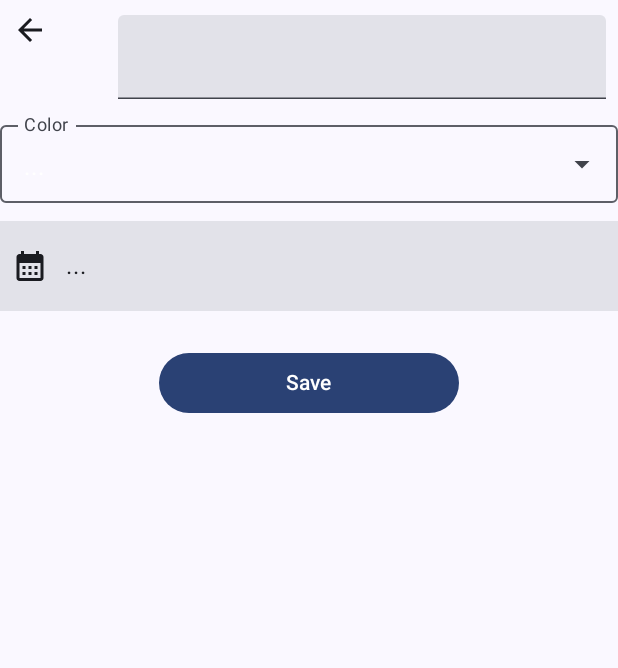
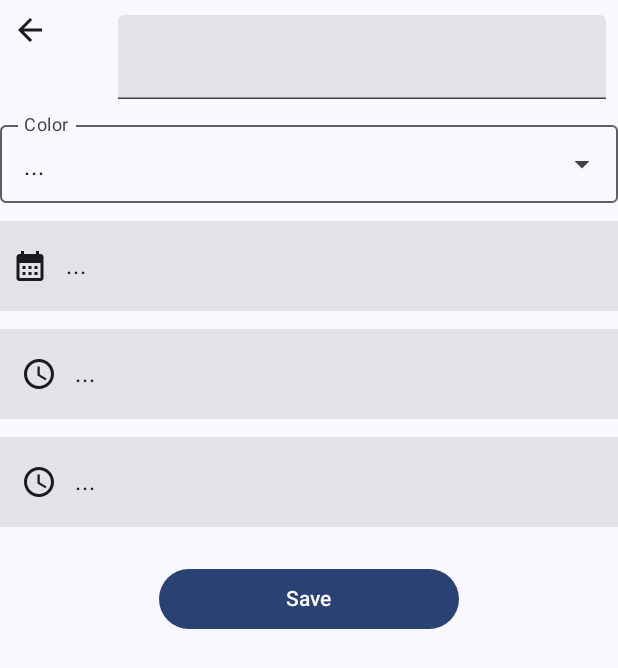
Before and after one commit to EliasZelaya/MiPortafolio, an Android app built with Jetpack Compose: the NewActivityScreen screen opened through its navigation route, on a phone screen of 412 x 824 dp. Shown: the top 668 px of the screen. Run offline under Robolectric (Android 15) with nearby library versions, the phone set to English and light mode, and no system bars; our stand-ins replace livedata-compose.

Commit message:
i forgot... but somwthing xd

```diff
--- a/Android_Studio/StudyApp/app/src/main/java/com/elias/study_app/components/createactivitycomponents/CardItem.kt
+++ b/Android_Studio/StudyApp/app/src/main/java/com/elias/study_app/components/createactivitycomponents/CardItem.kt
@@ -2,5 +2,7 @@ package com.elias.study_app.components.createactivitycomponents
 
 data class CardItem(
     var color: Int = 0,
-    var name: String = ""
+    var name: String = "",
+    var time: String = "",
+    var timeLimit: String = ""
 )
--- a/Android_Studio/StudyApp/app/src/main/java/com/elias/study_app/components/createactivitycomponents/LabelColorPicker.kt
+++ b/Android_Studio/StudyApp/app/src/main/java/com/elias/study_app/components/createactivitycomponents/LabelColorPicker.kt
@@ -54,8 +54,6 @@ fun LabelColorPicker(
                     ExposedDropdownMenuDefaults.TrailingIcon(expanded = expand)
                 },
                 colors = OutlinedTextFieldDefaults.colors(
-                    unfocusedTextColor = Color.White,
-                    focusedTextColor = Color.White
                 ),
                 modifier = Modifier
                     .menuAnchor()
--- a/Android_Studio/StudyApp/app/src/main/java/com/elias/study_app/components/createactivitycomponents/LabelTimePicker.kt
+++ b/Android_Studio/StudyApp/app/src/main/java/com/elias/study_app/components/createactivitycomponents/LabelTimePicker.kt
@@ -1,12 +1,14 @@
 package com.elias.study_app.components.createactivitycomponents
 
+import androidx.compose.foundation.clickable
 import androidx.compose.foundation.layout.Arrangement
 import androidx.compose.foundation.layout.Row
+import androidx.compose.foundation.layout.Spacer
 import androidx.compose.foundation.layout.fillMaxSize
 import androidx.compose.foundation.layout.height
 import androidx.compose.foundation.layout.padding
 import androidx.compose.material.icons.Icons
-import androidx.compose.material.icons.filled.CalendarMonth
+import androidx.compose.material.icons.filled.AccessTime
 import androidx.compose.material3.Card
 import androidx.compose.material3.ExperimentalMaterial3Api
 import androidx.compose.material3.Icon
@@ -17,6 +19,7 @@ import androidx.compose.runtime.getValue
 import androidx.compose.ui.Alignment
 import androidx.compose.ui.Modifier
 import androidx.compose.ui.graphics.RectangleShape
+import androidx.compose.ui.tooling.preview.Preview
 import androidx.compose.ui.unit.dp
 import com.elias.study_app.viewmodel.NewActivityViewModel
 
@@ -26,26 +29,48 @@ fun LabelTimePicker(
     viewModel: NewActivityViewModel
 ) {
     Card(
-        onClick = { viewModel.changeDateState() },
+        onClick = { viewModel.changeTimeState() },
         modifier = Modifier.height(60.dp),
         shape = RectangleShape
     ) {
-
+        val selectTime by viewModel.selectTime.collectAsState()
         Row(
             modifier = Modifier
                 .fillMaxSize()
-                .padding(8.dp),
+                .clickable { viewModel.changeTimeState() },
             verticalAlignment = Alignment.CenterVertically,
             horizontalArrangement = Arrangement.spacedBy(12.dp)
         ) {
-            val selectDate by viewModel.selectDate.collectAsState()
+            Spacer(modifier = Modifier.padding(start = 2.dp))
+            Icon(
+                imageVector = Icons.Default.AccessTime,
+                contentDescription = "Set Time",
+            )
+            /*OutlinedTextField(
+                readOnly = true,
+                value = selectTime,
+                onValueChange = {},
+                label = {
+                    Text("Time start")
+                },
+                modifier = Modifier
+                    .fillMaxSize()
+                    .padding(2.dp)
+                    .clickable { viewModel.changeTimeState() }
+            )*/
+            Text(selectTime)
+        }
 
-            Icon(
-                imageVector = Icons.Default.CalendarMonth,
-                contentDescription = "Set Date",
-            )
 
-            Text(selectDate)
+        val check by viewModel.checkTime.collectAsState()
+        if(check) {
+            ShowTimePicker(viewModel)
         }
     }
 }
+
+@Preview(showSystemUi = true)
+@Composable
+private fun MyPreview() {
+    LabelTimePicker(NewActivityViewModel())
+}
--- a/Android_Studio/StudyApp/app/src/main/java/com/elias/study_app/components/createactivitycomponents/LabelTimePickerLimit.kt
+++ b/Android_Studio/StudyApp/app/src/main/java/com/elias/study_app/components/createactivitycomponents/LabelTimePickerLimit.kt
@@ -1 +1,69 @@
 package com.elias.study_app.components.createactivitycomponents
+
+import androidx.compose.foundation.clickable
+import androidx.compose.foundation.layout.Arrangement
+import androidx.compose.foundation.layout.Row
+import androidx.compose.foundation.layout.Spacer
+import androidx.compose.foundation.layout.fillMaxSize
+import androidx.compose.foundation.layout.height
+import androidx.compose.foundation.layout.padding
+import androidx.compose.material.icons.Icons
+import androidx.compose.material.icons.filled.AccessTime
+import androidx.compose.material3.Card
+import androidx.compose.material3.ExperimentalMaterial3Api
+import androidx.compose.material3.Icon
+import androidx.compose.material3.Text
+import androidx.compose.runtime.Composable
+import androidx.compose.runtime.collectAsState
+import androidx.compose.runtime.getValue
+import androidx.compose.ui.Alignment
+import androidx.compose.ui.Modifier
+import androidx.compose.ui.graphics.RectangleShape
+import androidx.compose.ui.unit.dp
+import com.elias.study_app.viewmodel.NewActivityViewModel
+
+@OptIn(ExperimentalMaterial3Api::class)
+@Composable
+fun LabelTimePickerLimit(
+    viewModel: NewActivityViewModel
+    ) {
+    Card(
+        onClick = { viewModel.changeTimeStateLimit() },
+        modifier = Modifier.height(60.dp),
+        shape = RectangleShape
+    ) {
+        val selectTime by viewModel.selectTimeLimit.collectAsState()
+        Row(
+            modifier = Modifier
+                .fillMaxSize()
+                .clickable { viewModel.changeTimeStateLimit() },
+            verticalAlignment = Alignment.CenterVertically,
+            horizontalArrangement = Arrangement.spacedBy(12.dp)
+        ) {
+            Spacer(modifier = Modifier.padding(start = 2.dp))
+            Icon(
+                imageVector = Icons.Default.AccessTime,
+                contentDescription = "Set Time Limit",
+            )
+            /*OutlinedTextField(
+                readOnly = true,
+                value = selectTime,
+                onValueChange = {},
+                label = {
+                    Text("Time start")
+                },
+                modifier = Modifier
+                    .fillMaxSize()
+                    .padding(2.dp)
+                    .clickable { viewModel.changeTimeState() }
+            )*/
+            Text(selectTime)
+        }
+
+
+        val check by viewModel.checkTimeLimit.collectAsState()
+        if(check) {
+            ShowTimePicker(viewModel)
+        }
+    }
+}
--- a/Android_Studio/StudyApp/app/src/main/java/com/elias/study_app/components/createactivitycomponents/ShowDatePicker.kt
+++ b/Android_Studio/StudyApp/app/src/main/java/com/elias/study_app/components/createactivitycomponents/ShowDatePicker.kt
@@ -12,6 +12,7 @@ import androidx.compose.runtime.collectAsState
 import androidx.compose.runtime.getValue
 import com.elias.study_app.viewmodel.NewActivityViewModel
 import java.time.Instant
+import java.time.LocalDate
 import java.time.ZoneId
 
 @SuppressLint("StateFlowValueCalledInComposition")
--- a/Android_Studio/StudyApp/app/src/main/java/com/elias/study_app/components/navigation/NavBarGraph.kt
+++ b/Android_Studio/StudyApp/app/src/main/java/com/elias/study_app/components/navigation/NavBarGraph.kt
@@ -38,7 +38,7 @@ fun NavBarGraph(
 
             composable(MainScreen.CreateTask.route) {
                 NewActivityScreen(viewModel) {
-                    navController.navigate(MainScreen.Main.route)
+                    navController.popBackStack()
                 }
             }
         }
--- a/Android_Studio/StudyApp/app/src/main/java/com/elias/study_app/screens/NewActivityScreen.kt
+++ b/Android_Studio/StudyApp/app/src/main/java/com/elias/study_app/screens/NewActivityScreen.kt
@@ -17,7 +17,6 @@ import androidx.compose.foundation.layout.width
 import androidx.compose.material.icons.Icons
 import androidx.compose.material.icons.filled.ArrowBack
 import androidx.compose.material3.Button
-import androidx.compose.material3.ExperimentalMaterial3Api
 import androidx.compose.material3.Icon
 import androidx.compose.material3.Scaffold
 import androidx.compose.material3.Text
@@ -32,6 +31,9 @@ import androidx.compose.ui.tooling.preview.Preview
 import androidx.compose.ui.unit.dp
 import com.elias.study_app.components.createactivitycomponents.LabelColorPicker
 import com.elias.study_app.components.createactivitycomponents.LabelDatePicker
+import com.elias.study_app.components.createactivitycomponents.LabelTimePicker
+import com.elias.study_app.components.createactivitycomponents.LabelTimePickerLimit
+import com.elias.study_app.ui.theme.StudyAppTheme
 import com.elias.study_app.util.showMessage
 import com.elias.study_app.viewmodel.NewActivityViewModel
 
@@ -41,6 +43,7 @@ fun NewActivityScreen(
     viewModel: NewActivityViewModel,
     onClickBack: () -> Unit
 ) {
+    StudyAppTheme {
         Column(
             modifier = Modifier.fillMaxSize()
         ) {
@@ -57,6 +60,7 @@ fun NewActivityScreen(
             )
             { it ->
                 Content(innerpadding = it, viewModel, onClickBack)
+            }
         }
     }
 }
@@ -115,15 +119,24 @@ fun Content(
     ) {
         LabelColorPicker(viewmodel)
         LabelDatePicker(viewmodel)
+        LabelTimePicker(viewmodel)
+        LabelTimePickerLimit(viewmodel)
 
         Button(
             onClick = {
-                if(viewmodel.title.value.isEmpty()) {
+                when {
+                    viewmodel.title.value.isEmpty() -> {
                         showMessage(context, 2)
                     }
-                else {
+
+                    viewmodel.selectColor.value == 0 -> {
+                        showMessage(context, 3)
+                    }
+
+                    else -> {
                         viewmodel.createCard()
                         onClick()
+                    }
                 }
             },
             modifier = Modifier
--- a/Android_Studio/StudyApp/app/src/main/java/com/elias/study_app/util/ErrorHandling.kt
+++ b/Android_Studio/StudyApp/app/src/main/java/com/elias/study_app/util/ErrorHandling.kt
@@ -3,7 +3,8 @@ package com.elias.study_app.util
 fun errorList(code: Int) : String? {
     val error = mapOf(
         1 to "Credentials don't match, try again",
-        2 to "Please enter a title"
+        2 to "Please enter a title",
+        3 to "Please choose a color"
     )
 
     return error[code]
--- a/Android_Studio/StudyApp/app/src/main/java/com/elias/study_app/viewmodel/NewActivityViewModel.kt
+++ b/Android_Studio/StudyApp/app/src/main/java/com/elias/study_app/viewmodel/NewActivityViewModel.kt
@@ -1,5 +1,6 @@
 package com.elias.study_app.viewmodel
 
+import android.util.Log
 import androidx.lifecycle.ViewModel
 import com.elias.study_app.R
 import com.elias.study_app.components.createactivitycomponents.CardItem
@@ -19,8 +20,17 @@ class NewActivityViewModel : ViewModel() {
     private val _checkTime = MutableStateFlow(false)
     val checkTime = _checkTime.asStateFlow()
 
+    private val _checkTimeLimit = MutableStateFlow(false)
+    val checkTimeLimit = _checkTimeLimit.asStateFlow()
+
     private val _selectDate = MutableStateFlow("...")
     val selectDate = _selectDate.asStateFlow()
+
+    private val _selectTime = MutableStateFlow("...")
+    val selectTime = _selectTime.asStateFlow()
+
+    private val _selectTimeLimit = MutableStateFlow("...")
+    val selectTimeLimit  = _selectTimeLimit.asStateFlow()
 
     private val _colorName = MutableStateFlow("...")
     val colorName = _colorName.asStateFlow()
@@ -40,12 +50,32 @@ class NewActivityViewModel : ViewModel() {
         _selectDate.value = date
     }
 
+    fun setTime(time: String) {
+        if(_checkTime.value) {
+            _selectTime.value = time
+        }
+        else {
+            _selectTimeLimit.value = time
+        }
+
+        Log.d("Log", "Time:${time}, selected ${selectTime.value}")
+    }
+
+    /*fun setTimeLimit(time: String) {
+        _selectTimeLimit.value = time
+//        Log.d("Log", "Time:${time}, selected ${selectTime.value}")
+    }*/
+
     fun changeDateState() {
         _checkDate.value = !_checkDate.value
     }
 
     fun changeTimeState() {
         _checkTime.value = !_checkTime.value
+    }
+
+    fun changeTimeStateLimit() {
+        _checkTimeLimit.value = !_checkTimeLimit.value
     }
 
     fun setTitle(title: String) {
@@ -60,11 +90,16 @@ class NewActivityViewModel : ViewModel() {
         val newList = _itemList.value.toMutableList()
         val cardItem = CardItem(
             name = _title.value,
-            color = _selectColor.value
+            color = _selectColor.value,
+            time = _selectTime.value,
+            timeLimit = _selectTimeLimit.value
         )
         newList.add(cardItem)
         _itemList.value = newList
         _title.value = ""
         _colorName.value = "..."
+        _selectColor.value = 0
+        _selectTime.value = "..."
+        _selectTimeLimit.value = "..."
     }
 }
```
Also changed, not shown: Android_Studio/StudyApp/app/src/main/java/com/elias/study_app/components/createactivitycomponents/ShowTimePicker.kt (+44 -37 lines). Lines whose indentation alone changed are shown as unchanged.
